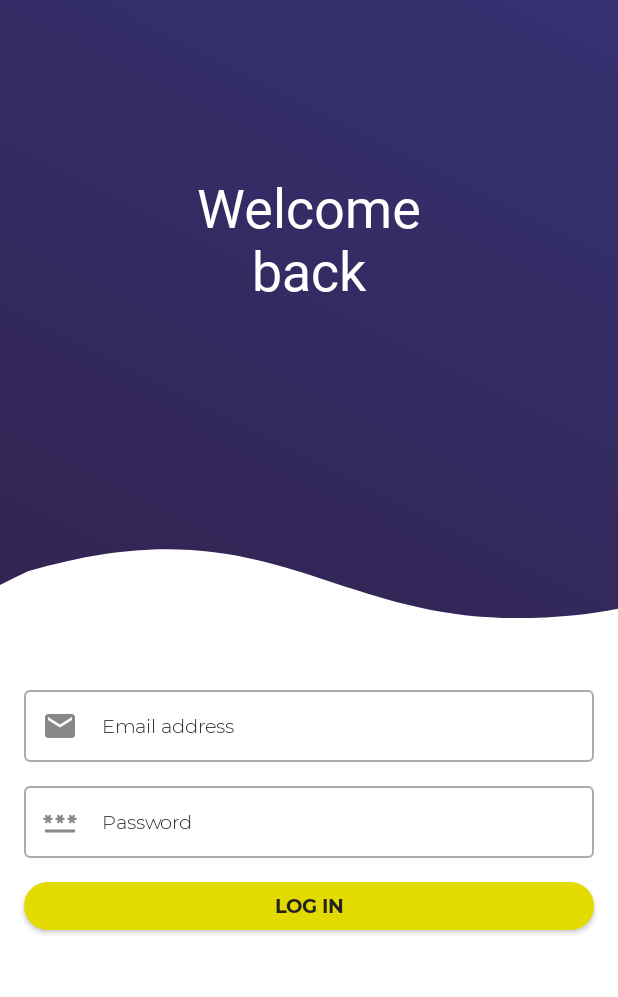
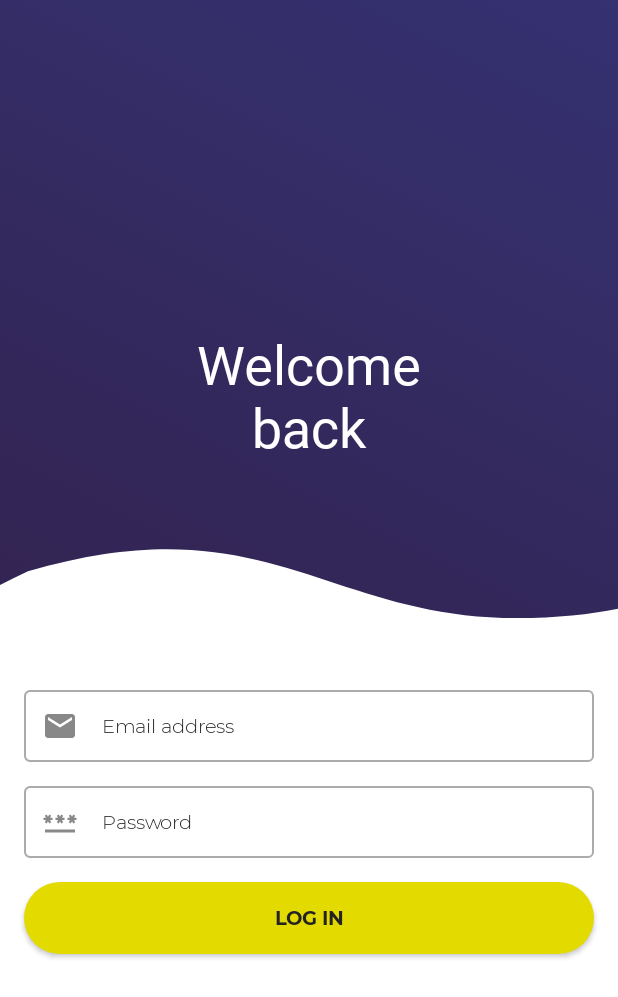
Before and after one commit to FlorianTrecul/speed-your-round, an Android app built with Jetpack Compose: the screen it shows after launch (MainActivity), after a tap on "LOG IN", on a phone screen of 412 x 824 dp. Shown: the top 997 px of the screen. Run offline under Robolectric (Android 15) with nearby library versions, the phone set to English and light mode, and no system bars; Roboto replaces fonts that are not available here; 3 statements that could not run were skipped.

Commit message:
Refactoring and code optimization

```diff
--- a/app/src/main/java/com/example/androiddevchallenge/MainActivity.kt
+++ b/app/src/main/java/com/example/androiddevchallenge/MainActivity.kt
@@ -15,22 +15,25 @@
  */
 package com.example.androiddevchallenge
 
+import android.graphics.Color
 import android.os.Bundle
+import android.view.View
+import android.view.WindowManager
 import androidx.activity.compose.setContent
 import androidx.appcompat.app.AppCompatActivity
-import androidx.compose.material.MaterialTheme
-import androidx.compose.material.Surface
-import androidx.compose.material.Text
 import androidx.compose.runtime.Composable
 import androidx.compose.ui.tooling.preview.Preview
 import com.example.androiddevchallenge.navigation.AppNavigator
 import com.example.androiddevchallenge.ui.theme.WeTradeTheme
-import com.example.androiddevchallenge.ui.views.WelcomeScreen
 
 class MainActivity : AppCompatActivity() {
+
     override fun onCreate(savedInstanceState: Bundle?) {
         super.onCreate(savedInstanceState)
         setContent {
+            window.decorView.systemUiVisibility = View.SYSTEM_UI_FLAG_LAYOUT_STABLE or View.SYSTEM_UI_FLAG_LAYOUT_FULLSCREEN
+            window.clearFlags(WindowManager.LayoutParams.FLAG_TRANSLUCENT_STATUS)
+            window.statusBarColor = Color.TRANSPARENT
             WeTradeHome()
         }
     }
--- a/app/src/main/java/com/example/androiddevchallenge/ui/components/Components.kt
+++ /dev/null
@@ -1,30 +0,0 @@
-package com.example.androiddevchallenge.ui.components
-
-import android.view.View
-import android.view.Window
-import android.view.WindowManager
-import androidx.compose.material.MaterialTheme
-import androidx.compose.runtime.Composable
-
-@Composable
-fun setStatusBarTransparent(window: Window) =
-    MaterialTheme {
-        window.setFlags(
-            WindowManager.LayoutParams.FLAG_LAYOUT_NO_LIMITS,
-            WindowManager.LayoutParams.FLAG_LAYOUT_NO_LIMITS
-        )
-    }
-
-@Composable
-fun hideSystemUi(window: Window) {
-    window.decorView.systemUiVisibility = (
-            View.SYSTEM_UI_FLAG_IMMERSIVE
-                    // Set the content to appear under the system bars so that the
-                    // content doesn't resize when the system bars hide and show.
-                    or View.SYSTEM_UI_FLAG_LAYOUT_HIDE_NAVIGATION
-                    or View.SYSTEM_UI_FLAG_LAYOUT_FULLSCREEN
-                    // Hide the nav bar and status bar
-                    or View.SYSTEM_UI_FLAG_HIDE_NAVIGATION
-                    or View.SYSTEM_UI_FLAG_FULLSCREEN
-            )
-}
--- /dev/null
+++ b/app/src/main/java/com/example/androiddevchallenge/ui/components/WeTradeButton.kt
@@ -0,0 +1,49 @@
+package com.example.androiddevchallenge.ui.components
+
+import androidx.compose.foundation.BorderStroke
+import androidx.compose.foundation.layout.RowScope
+import androidx.compose.foundation.layout.fillMaxHeight
+import androidx.compose.foundation.layout.height
+import androidx.compose.foundation.layout.padding
+import androidx.compose.foundation.shape.RoundedCornerShape
+import androidx.compose.material.*
+import androidx.compose.runtime.Composable
+import androidx.compose.ui.Modifier
+import androidx.compose.ui.graphics.Color
+import androidx.compose.ui.unit.dp
+import androidx.navigation.compose.navigate
+
+@Composable
+fun WeTradeButton(
+    onClick: () -> Unit,
+    modifier: Modifier,
+    isSecondary: Boolean = false,
+    content: @Composable RowScope.() -> Unit
+) {
+    if (!isSecondary) {
+        Button(
+            onClick = onClick,
+            modifier = modifier
+                .height(48.dp),
+            colors = ButtonDefaults.buttonColors(
+                backgroundColor = MaterialTheme.colors.primary,
+                contentColor = MaterialTheme.colors.onPrimary
+            ),
+            shape = RoundedCornerShape(50),
+            content = content
+        )
+    } else {
+        OutlinedButton(
+            onClick = onClick,
+            modifier = modifier
+                .height(48.dp),
+            border = BorderStroke(width = 1.dp, color = MaterialTheme.colors.primary),
+            colors = ButtonDefaults.outlinedButtonColors(
+                contentColor = MaterialTheme.colors.primary,
+                backgroundColor = Color.Transparent
+            ),
+            shape = RoundedCornerShape(50),
+            content = content
+        )
+    }
+}
--- a/app/src/main/java/com/example/androiddevchallenge/ui/views/HomeScreen.kt
+++ b/app/src/main/java/com/example/androiddevchallenge/ui/views/HomeScreen.kt
@@ -1,14 +1,11 @@
 package com.example.androiddevchallenge.ui.views
 
-import android.app.Activity
+import androidx.compose.material.MaterialTheme
+import androidx.compose.material.Surface
 import androidx.compose.runtime.Composable
-import androidx.compose.ui.platform.LocalContext
-import com.example.androiddevchallenge.ui.components.hideSystemUi
-import com.example.androiddevchallenge.ui.components.setStatusBarTransparent
 
 @Composable
 fun HomeScreen() {
-    val window = (LocalContext.current as Activity).window
-    setStatusBarTransparent(window = window)
-    hideSystemUi(window = window)
+    Surface(color = MaterialTheme.colors.background) {
+    }
 }
--- a/app/src/main/java/com/example/androiddevchallenge/ui/views/LoginScreen.kt
+++ b/app/src/main/java/com/example/androiddevchallenge/ui/views/LoginScreen.kt
@@ -1,9 +1,7 @@
 package com.example.androiddevchallenge.ui.views
 
-import android.app.Activity
 import androidx.compose.foundation.Image
 import androidx.compose.foundation.layout.*
-import androidx.compose.foundation.shape.RoundedCornerShape
 import androidx.compose.material.*
 import androidx.compose.material.icons.Icons
 import androidx.compose.material.icons.filled.Email
@@ -16,32 +14,29 @@ import androidx.compose.ui.Alignment
 import androidx.compose.ui.Modifier
 import androidx.compose.ui.graphics.Color
 import androidx.compose.ui.layout.ContentScale
-import androidx.compose.ui.platform.LocalContext
 import androidx.compose.ui.res.painterResource
+import androidx.compose.ui.res.stringResource
 import androidx.compose.ui.text.input.PasswordVisualTransformation
 import androidx.compose.ui.text.style.TextAlign
 import androidx.compose.ui.unit.dp
 import androidx.navigation.NavController
 import androidx.navigation.compose.navigate
 import com.example.androiddevchallenge.R
-import com.example.androiddevchallenge.ui.components.hideSystemUi
-import com.example.androiddevchallenge.ui.components.setStatusBarTransparent
+import com.example.androiddevchallenge.R.string.welcome_log_in
+import com.example.androiddevchallenge.ui.components.WeTradeButton
+import java.util.*
 
 @Composable
 fun LoginScreen(navController: NavController) {
-    val window = (LocalContext.current as Activity).window
-    setStatusBarTransparent(window = window)
-    hideSystemUi(window = window)
-
     var email: String by mutableStateOf("")
     var password: String by mutableStateOf("")
 
-    Surface(color = MaterialTheme.colors.secondary) {
+    Surface(color = MaterialTheme.colors.surface) {
         Column(
             modifier = Modifier.fillMaxSize(),
             horizontalAlignment = Alignment.CenterHorizontally
         ) {
-            Box {
+            Box(contentAlignment = Alignment.Center) {
                 Image(
                     modifier = Modifier.fillMaxWidth(),
                     painter = painterResource(id = R.drawable.login_bg),
@@ -107,19 +102,13 @@ fun LoginScreen(navController: NavController) {
                     )
                 },
             )
-            Button(
+            WeTradeButton(
                 onClick = { navController.navigate("home") },
                 modifier = Modifier
                     .fillMaxWidth()
-                    .height(48.dp)
-                    .padding(top = 16.dp, end = 16.dp, start = 16.dp),
-                colors = ButtonDefaults.buttonColors(
-                    backgroundColor = MaterialTheme.colors.primary,
-                    contentColor = MaterialTheme.colors.onPrimary
-                ),
-                shape = RoundedCornerShape(50)
+                    .padding(top = 16.dp, end = 16.dp, start = 16.dp)
             ) {
-                Text(text = "LOG IN")
+                Text(stringResource(welcome_log_in).toUpperCase(Locale.getDefault()))
             }
         }
     }
--- a/app/src/main/java/com/example/androiddevchallenge/ui/views/WelcomeScreen.kt
+++ b/app/src/main/java/com/example/androiddevchallenge/ui/views/WelcomeScreen.kt
@@ -1,83 +1,66 @@
 package com.example.androiddevchallenge.ui.views
 
-import android.app.Activity
-import androidx.compose.foundation.BorderStroke
 import androidx.compose.foundation.Image
 import androidx.compose.foundation.layout.*
-import androidx.compose.foundation.shape.RoundedCornerShape
-import androidx.compose.material.*
+import androidx.compose.material.MaterialTheme
+import androidx.compose.material.Surface
+import androidx.compose.material.Text
 import androidx.compose.runtime.Composable
 import androidx.compose.ui.Alignment
 import androidx.compose.ui.Modifier
-import androidx.compose.ui.graphics.Color
 import androidx.compose.ui.layout.ContentScale
-import androidx.compose.ui.platform.LocalContext
 import androidx.compose.ui.res.painterResource
+import androidx.compose.ui.res.stringResource
 import androidx.compose.ui.unit.dp
 import androidx.navigation.NavController
 import androidx.navigation.compose.navigate
-import com.example.androiddevchallenge.R
-import com.example.androiddevchallenge.ui.components.hideSystemUi
-import com.example.androiddevchallenge.ui.components.setStatusBarTransparent
+import com.example.androiddevchallenge.R.drawable.logo
+import com.example.androiddevchallenge.R.drawable.welcome_bg
+import com.example.androiddevchallenge.R.string.*
+import com.example.androiddevchallenge.ui.components.WeTradeButton
+import java.util.*
 
 @Composable
 fun WelcomeScreen(navController: NavController) {
-    val window = (LocalContext.current as Activity).window
-    setStatusBarTransparent(window = window)
-    hideSystemUi(window = window)
-
-    Box(modifier = Modifier.fillMaxSize()) {
+    Surface(color = MaterialTheme.colors.background) {
+        Box(
+            modifier = Modifier.fillMaxSize(),
+            contentAlignment = Alignment.Center
+        ) {
             Image(
                 modifier = Modifier.fillMaxSize(),
-            painter = painterResource(id = R.drawable.welcome_bg),
+                painter = painterResource(id = welcome_bg),
                 contentDescription = null,
-            contentScale = ContentScale.Crop
+                contentScale = ContentScale.FillBounds
             )
             Image(
-            modifier = Modifier.align(Alignment.Center),
-            painter = painterResource(id = R.drawable.logo),
-            contentDescription = null,
-            contentScale = ContentScale.Crop
+                painterResource(logo),
+                stringResource(app_name)
             )
             Row(
                 modifier = Modifier
                     .fillMaxWidth()
                     .padding(bottom = 32.dp, start = 16.dp, end = 16.dp)
-                .height(48.dp)
                     .align(alignment = Alignment.BottomCenter),
-            horizontalArrangement = Arrangement.Center,
-            verticalAlignment = Alignment.CenterVertically,
             ) {
-            Button(
-                onClick = { /*TODO*/ },
+                WeTradeButton(
+                    onClick = {},
                     modifier = Modifier
-                    .fillMaxHeight()
                         .weight(1f)
-                    .padding(end = 8.dp, start = 16.dp),
-                colors = ButtonDefaults.buttonColors(
-                    backgroundColor = MaterialTheme.colors.primary,
-                    contentColor = MaterialTheme.colors.onPrimary
-                ),
-                shape = RoundedCornerShape(50)
+                        .padding(end = 8.dp, start = 16.dp)
                 ) {
-                Text(text = "GET STARTED")
+                    Text(stringResource(welcome_started).toUpperCase(Locale.getDefault()))
                 }
-            OutlinedButton(
+                WeTradeButton(
                     onClick = { navController.navigate("login") },
                     modifier = Modifier
-                    .fillMaxHeight()
                         .weight(1f)
                         .padding(end = 16.dp),
-                border = BorderStroke(width = 1.dp, color = MaterialTheme.colors.primary),
-                colors = ButtonDefaults.outlinedButtonColors(
-                    contentColor = MaterialTheme.colors.primary,
-                    backgroundColor = Color.Transparent
-                ),
-                shape = RoundedCornerShape(50),
-
+                    isSecondary = true
                 ) {
-                Text(text = "LOG IN")
+                    Text(stringResource(welcome_log_in).toUpperCase(Locale.getDefault()))
                 }
             }
         }
     }
+}
--- a/app/src/main/res/values/strings.xml
+++ b/app/src/main/res/values/strings.xml
@@ -10,4 +10,6 @@
       the License.
       -->
     <string name="app_name">AndroidDevChallenge</string>
+    <string name="welcome_started">Get started</string>
+    <string name="welcome_log_in">Log in</string>
 </resources>
--- a/build.gradle
+++ b/build.gradle
@@ -25,7 +25,7 @@ buildscript {
     }
 
     dependencies {
-        classpath 'com.android.tools.build:gradle:7.0.0-alpha09'
+        classpath 'com.android.tools.build:gradle:7.0.0-alpha10'
         classpath "org.jetbrains.kotlin:kotlin-gradle-plugin:$kotlin_version"
     }
 }
```
Lines whose indentation alone changed are shown as unchanged.
